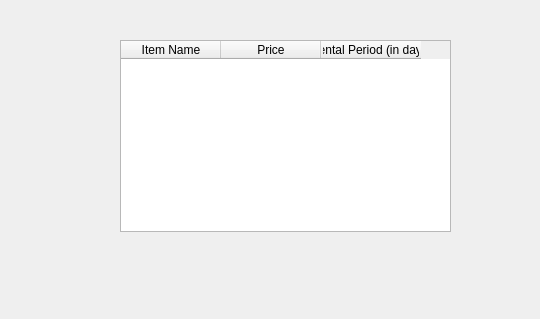
Old version of the form userviewreservations.ui in the repository yassienE4/Lab_Project.
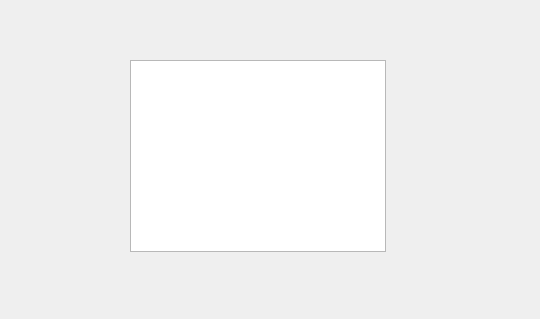
New version of the form.

Commit message: view reservation function

```diff
--- a/userviewreservations.ui
+++ b/userviewreservations.ui
@@ -13,39 +13,15 @@
   <property name="windowTitle">
    <string>Dialog</string>
   </property>
-  <widget class="QTableWidget" name="tableWidgetReservations">
+  <widget class="QListWidget" name="listWidgetReservations">
    <property name="geometry">
     <rect>
-     <x>120</x>
-     <y>40</y>
-     <width>331</width>
+     <x>130</x>
+     <y>60</y>
+     <width>256</width>
      <height>192</height>
     </rect>
    </property>
-   <property name="maximumSize">
-    <size>
-     <width>331</width>
-     <height>16777215</height>
-    </size>
-   </property>
-   <property name="styleSheet">
-    <string notr="true"/>
-   </property>
-   <column>
-    <property name="text">
-     <string>Item Name</string>
-    </property>
-   </column>
-   <column>
-    <property name="text">
-     <string>Price</string>
-    </property>
-   </column>
-   <column>
-    <property name="text">
-     <string>Rental Period (in days)</string>
-    </property>
-   </column>
   </widget>
  </widget>
  <resources/>
```
The commit also changes 2 other files.
